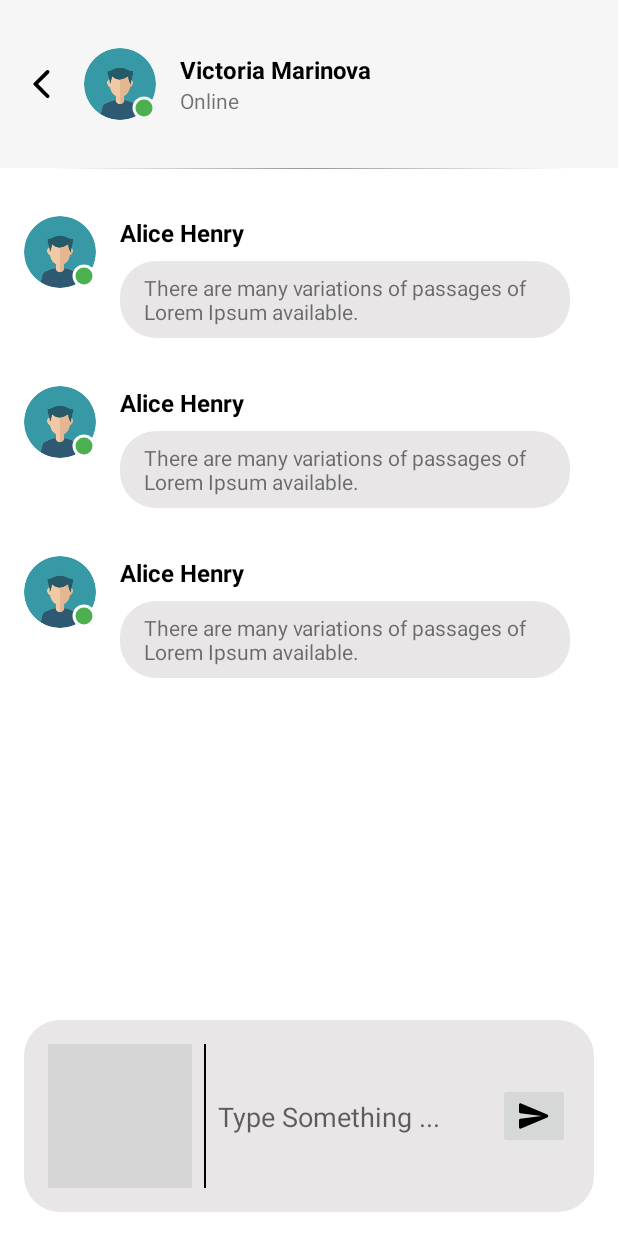
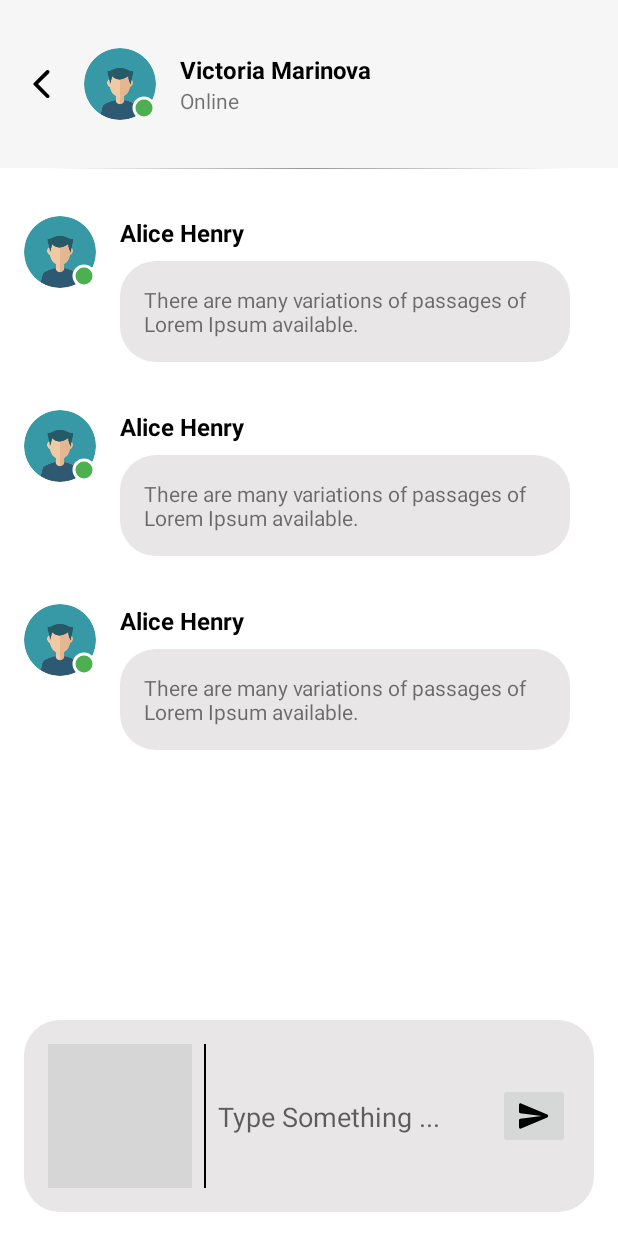
Before and after one commit to alexandermalinov/connection, an Android app: the layout fragment_connection_chat.xml on its own in the app's theme, with its tools: preview values and no code run, on a phone screen of 412 x 824 dp. Run offline under Robolectric (Android 15) with nearby library versions, the light colour scheme and no system bars; grey boxes are pictures that could not be loaded.

Commit message:
added message adapter

```diff
--- a/app/src/main/java/com/connection/ui/connectionchat/MessageAdapter.kt
+++ /dev/null
@@ -1,4 +0,0 @@
-package com.connection.ui.connectionchat
-
-class MessageAdapter {
-}
--- a/app/src/main/java/com/connection/vo/message/MessageUiModel.kt
+++ b/app/src/main/java/com/connection/vo/message/MessageUiModel.kt
@@ -2,9 +2,12 @@ package com.connection.vo.message
 
 import com.connection.utils.common.Constants.EMPTY
 
-data class MessageUiModel(
+sealed class MessageUiModel(
     val senderPicture: String = EMPTY,
     val senderUsername: String = EMPTY,
     val senderOnline: Boolean = false,
     val senderMessage: String = EMPTY
 )
+
+object LoggedUserMessageUiModel : MessageUiModel()
+object SenderUserMessageUiModel : MessageUiModel()
--- /dev/null
+++ b/app/src/main/res/drawable/ic_rounded_rectangle_colored.xml
@@ -0,0 +1,6 @@
+<?xml version="1.0" encoding="utf-8"?>
+<shape xmlns:android="http://schemas.android.com/apk/res/android"
+    android:shape="rectangle">
+    <solid android:color="@color/blue" />
+    <corners android:radius="@dimen/radius_large" />
+</shape>
--- a/app/src/main/res/layout/fragment_connection_chat.xml
+++ b/app/src/main/res/layout/fragment_connection_chat.xml
@@ -122,7 +122,7 @@
             app:layout_constraintHorizontal_bias="0.5"
             app:layout_constraintStart_toStartOf="parent"
             app:layout_constraintTop_toBottomOf="@+id/header"
-            tools:listitem="@layout/list_item_message" />
+            tools:listitem="@layout/list_item_message_sender_user" />
 
 
         <androidx.constraintlayout.widget.ConstraintLayout
@@ -131,7 +131,7 @@
             android:layout_height="wrap_content"
             android:layout_marginHorizontal="@dimen/margin_medium"
             android:layout_marginBottom="@dimen/margin_medium"
-            android:background="@drawable/ic_rounded_rectangle"
+            android:background="@drawable/ic_rounded_rectangle_grey"
             android:padding="@dimen/padding_medium"
             app:layout_constraintBottom_toBottomOf="parent"
             app:layout_constraintTop_toBottomOf="@+id/recycler_view_connections">
--- a/app/src/main/res/layout/list_item_message.xml
+++ b/app/src/main/res/layout/list_item_message_logged_user.xml
@@ -7,7 +7,7 @@
 
         <variable
             name="model"
-            type="com.connection.vo.message.MessageUiModel" />
+            type="com.connection.vo.message.LoggedUserMessageUiModel" />
 
         <import type="com.connection.R" />
     </data>
@@ -24,7 +24,7 @@
             android:layout_height="48dp"
             app:defaultGlideRes="@{R.drawable.ic_profile_picture}"
             app:glideRes="@{model.senderPicture}"
-            app:layout_constraintStart_toStartOf="parent"
+            app:layout_constraintEnd_toEndOf="parent"
             app:layout_constraintTop_toTopOf="parent"
             app:shapeAppearanceOverlay="@style/ShapeAppearanceCornerSizeFifty"
             tools:src="@drawable/ic_profile_picture" />
@@ -50,30 +50,30 @@
             android:id="@+id/text_name"
             android:layout_width="wrap_content"
             android:layout_height="wrap_content"
-            android:layout_marginStart="16dp"
+            android:layout_marginEnd="@dimen/margin_medium"
             android:ellipsize="end"
             android:maxLines="1"
             android:text="@{model.senderUsername}"
             android:textColor="@color/black"
             android:textSize="@dimen/text_medium"
             android:textStyle="bold"
-            app:layout_constraintStart_toEndOf="@+id/image_profile"
+            app:layout_constraintEnd_toStartOf="@+id/image_profile"
             app:layout_constraintTop_toTopOf="@+id/image_profile"
             tools:text="Alice Henry" />
 
         <TextView
             android:id="@+id/text_message"
+            android:layout_marginTop="@dimen/margin_small"
             android:layout_width="0dp"
             android:layout_height="wrap_content"
-            android:layout_marginTop="@dimen/margin_small"
-            android:layout_marginEnd="@dimen/margin_medium"
-            android:background="@drawable/ic_rounded_rectangle"
+            android:layout_marginStart="@dimen/margin_medium"
+            android:background="@drawable/ic_rounded_rectangle_colored"
             android:ellipsize="end"
-            android:paddingVertical="8dp"
-            android:paddingHorizontal="16dp"
+            android:padding="@dimen/padding_medium"
+            android:textColor="@color/white"
             android:text="@{model.senderMessage}"
-            app:layout_constraintEnd_toEndOf="parent"
-            app:layout_constraintStart_toStartOf="@+id/text_name"
+            app:layout_constraintEnd_toEndOf="@+id/text_name"
+            app:layout_constraintStart_toStartOf="parent"
             app:layout_constraintTop_toBottomOf="@+id/text_name"
             tools:text="There are many variations of passages of Lorem Ipsum available." />
 
--- /dev/null
+++ b/app/src/main/res/layout/list_item_message_sender_user.xml
@@ -0,0 +1,80 @@
+<?xml version="1.0" encoding="utf-8"?>
+<layout xmlns:android="http://schemas.android.com/apk/res/android"
+    xmlns:app="http://schemas.android.com/apk/res-auto"
+    xmlns:tools="http://schemas.android.com/tools">
+
+    <data>
+
+        <variable
+            name="model"
+            type="com.connection.vo.message.SenderUserMessageUiModel" />
+
+        <import type="com.connection.R" />
+    </data>
+
+    <androidx.constraintlayout.widget.ConstraintLayout
+        android:id="@+id/container_people"
+        android:layout_width="match_parent"
+        android:layout_height="wrap_content"
+        android:paddingVertical="@dimen/padding_medium">
+
+        <com.google.android.material.imageview.ShapeableImageView
+            android:id="@+id/image_profile"
+            android:layout_width="48dp"
+            android:layout_height="48dp"
+            app:defaultGlideRes="@{R.drawable.ic_profile_picture}"
+            app:glideRes="@{model.senderPicture}"
+            app:layout_constraintStart_toStartOf="parent"
+            app:layout_constraintTop_toTopOf="parent"
+            app:shapeAppearanceOverlay="@style/ShapeAppearanceCornerSizeFifty"
+            tools:src="@drawable/ic_profile_picture" />
+
+        <com.google.android.material.imageview.ShapeableImageView
+            android:id="@+id/image_online_indicator"
+            android:layout_width="16dp"
+            android:layout_height="16dp"
+            android:padding="1dp"
+            android:src="@color/green"
+            app:visibleGone="@{model.senderOnline}"
+            app:layout_constraintBottom_toBottomOf="@+id/image_profile"
+            app:layout_constraintEnd_toEndOf="@+id/image_profile"
+            app:layout_constraintHorizontal_bias="1.0"
+            app:layout_constraintStart_toStartOf="@+id/image_profile"
+            app:layout_constraintTop_toTopOf="@+id/image_profile"
+            app:layout_constraintVertical_bias="1.0"
+            app:shapeAppearanceOverlay="@style/ShapeAppearanceCornerSizeFifty"
+            app:strokeColor="@color/white"
+            app:strokeWidth="2dp" />
+
+        <TextView
+            android:id="@+id/text_name"
+            android:layout_width="wrap_content"
+            android:layout_height="wrap_content"
+            android:layout_marginStart="@dimen/margin_medium"
+            android:ellipsize="end"
+            android:maxLines="1"
+            android:text="@{model.senderUsername}"
+            android:textColor="@color/black"
+            android:textSize="@dimen/text_medium"
+            android:textStyle="bold"
+            app:layout_constraintStart_toEndOf="@+id/image_profile"
+            app:layout_constraintTop_toTopOf="@+id/image_profile"
+            tools:text="Alice Henry" />
+
+        <TextView
+            android:id="@+id/text_message"
+            android:layout_width="0dp"
+            android:layout_height="wrap_content"
+            android:layout_marginTop="@dimen/margin_small"
+            android:layout_marginEnd="@dimen/margin_medium"
+            android:background="@drawable/ic_rounded_rectangle_grey"
+            android:ellipsize="end"
+            android:padding="@dimen/padding_medium"
+            android:text="@{model.senderMessage}"
+            app:layout_constraintEnd_toEndOf="parent"
+            app:layout_constraintStart_toStartOf="@+id/text_name"
+            app:layout_constraintTop_toBottomOf="@+id/text_name"
+            tools:text="There are many variations of passages of Lorem Ipsum available." />
+
+    </androidx.constraintlayout.widget.ConstraintLayout>
+</layout>
--- a/app/src/main/res/values/colors.xml
+++ b/app/src/main/res/values/colors.xml
@@ -9,7 +9,7 @@
     <color name="white">#FFFFFFFF</color>
 
     <color name="navy">#FF000000</color>
-    <color name="purple">#1863D6</color>
+    <color name="blue">#2E8BC0</color>
 
     <color name="pastel_green">#70AE98</color>
     <color name="pastel_yellow">#E6B655</color>
--- a/app/src/main/res/values/styles.xml
+++ b/app/src/main/res/values/styles.xml
@@ -8,7 +8,7 @@
     <style name="RoundedTabLayoutStyle" parent="Widget.MaterialComponents.TabLayout">
         <item name="tabBackground">@drawable/tabs_selector</item>
         <item name="tabIndicator">@null</item>
-        <item name="android:background">@drawable/ic_rounded_rectangle</item>
+        <item name="android:background">@drawable/ic_rounded_rectangle_grey</item>
         <item name="tabSelectedTextColor">@color/white</item>
         <item name="tabTextColor">@color/black</item>
     </style>
```
Also changed, not shown: app/src/main/java/com/connection/ui/message/MessageAdapter.kt (added, +70 -0 lines), app/src/main/res/drawable/ic_rounded_rectangle_grey.xml (renamed from app/src/main/res/drawable/ic_rounded_rectangle.xml).
